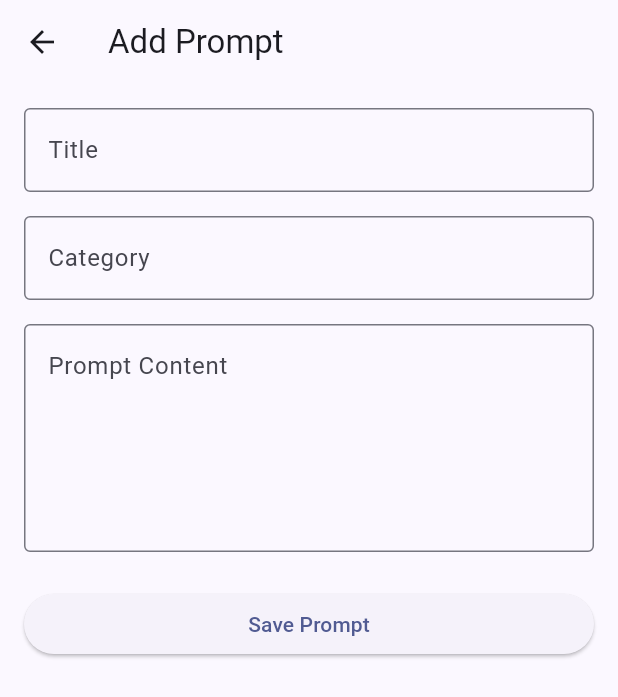
After one commit to ogabor82/ai_prompt_vault, a Flutter app: the screen it shows after launch, after a tap on the "add" icon, on a phone screen of 412 x 824 dp. The commit adds this screen. Shown: the top 697 px of the screen. Run offline on Flutter 3.47's test engine with Material 3 defaults, Android fonts, the phone set to English and light mode, and no system bars.

Commit message:
Add AddPromptScreen for creating new prompts and integrate with PromptListScreen. Implemented navigation and state management to update prompt list upon saving a new prompt.

```diff
--- a/lib/main.dart
+++ b/lib/main.dart
@@ -1,6 +1,7 @@
 import 'package:flutter/material.dart';
 import 'models/prompt.dart';
 import 'widgets/prompt_card.dart';
+import 'screens/add_prompt_screen.dart';
 
 void main() {
   runApp(const MyApp());
@@ -62,6 +63,21 @@ class _PromptListScreenState extends State<PromptListScreen> {
     });
   }
 
+  Future<void> openAddPromptScreen() async {
+    final newPrompt = await Navigator.push<Prompt>(
+      context,
+      MaterialPageRoute(
+        builder: (context) => const AddPromptScreen(),
+      ),
+    );
+
+    if (newPrompt != null) {
+      setState(() {
+        prompts = [newPrompt, ...prompts];
+      });
+    }
+  }
+
   @override
   Widget build(BuildContext context) {
     return Scaffold(
@@ -81,6 +97,10 @@ class _PromptListScreenState extends State<PromptListScreen> {
           );
         },
       ),
+      floatingActionButton: FloatingActionButton(
+        onPressed: openAddPromptScreen,
+        child: const Icon(Icons.add),
+      ),
     );
   }
 }
--- /dev/null
+++ b/lib/screens/add_prompt_screen.dart
@@ -0,0 +1,96 @@
+import 'package:flutter/material.dart';
+import '../models/prompt.dart';
+
+class AddPromptScreen extends StatefulWidget {
+  const AddPromptScreen({super.key});
+
+  @override
+  State<AddPromptScreen> createState() => _AddPromptScreenState();
+}
+
+class _AddPromptScreenState extends State<AddPromptScreen> {
+  final _titleController = TextEditingController();
+  final _contentController = TextEditingController();
+  final _categoryController = TextEditingController();
+
+  void _savePrompt() {
+    final title = _titleController.text.trim();
+    final content = _contentController.text.trim();
+    final category = _categoryController.text.trim();
+
+    if (title.isEmpty || content.isEmpty || category.isEmpty) {
+      ScaffoldMessenger.of(context).showSnackBar(
+        const SnackBar(
+          content: Text('Please fill in all fields.'),
+        ),
+      );
+      return;
+    }
+
+    final newPrompt = Prompt(
+      id: DateTime.now().millisecondsSinceEpoch.toString(),
+      title: title,
+      content: content,
+      category: category,
+    );
+
+    Navigator.pop(context, newPrompt);
+  }
+
+  @override
+  void dispose() {
+    _titleController.dispose();
+    _contentController.dispose();
+    _categoryController.dispose();
+    super.dispose();
+  }
+
+  @override
+  Widget build(BuildContext context) {
+    return Scaffold(
+      appBar: AppBar(
+        title: const Text('Add Prompt'),
+      ),
+      body: Padding(
+        padding: const EdgeInsets.all(16),
+        child: Column(
+          children: [
+            TextField(
+              controller: _titleController,
+              decoration: const InputDecoration(
+                labelText: 'Title',
+                border: OutlineInputBorder(),
+              ),
+            ),
+            const SizedBox(height: 16),
+            TextField(
+              controller: _categoryController,
+              decoration: const InputDecoration(
+                labelText: 'Category',
+                border: OutlineInputBorder(),
+              ),
+            ),
+            const SizedBox(height: 16),
+            TextField(
+              controller: _contentController,
+              maxLines: 5,
+              decoration: const InputDecoration(
+                labelText: 'Prompt Content',
+                border: OutlineInputBorder(),
+                alignLabelWithHint: true,
+              ),
+            ),
+            const SizedBox(height: 24),
+            SizedBox(
+              width: double.infinity,
+              child: ElevatedButton(
+                onPressed: _savePrompt,
+                child: const Text('Save Prompt'),
+              ),
+            ),
+          ],
+        ),
+      ),
+    );
+  }
+}
```
